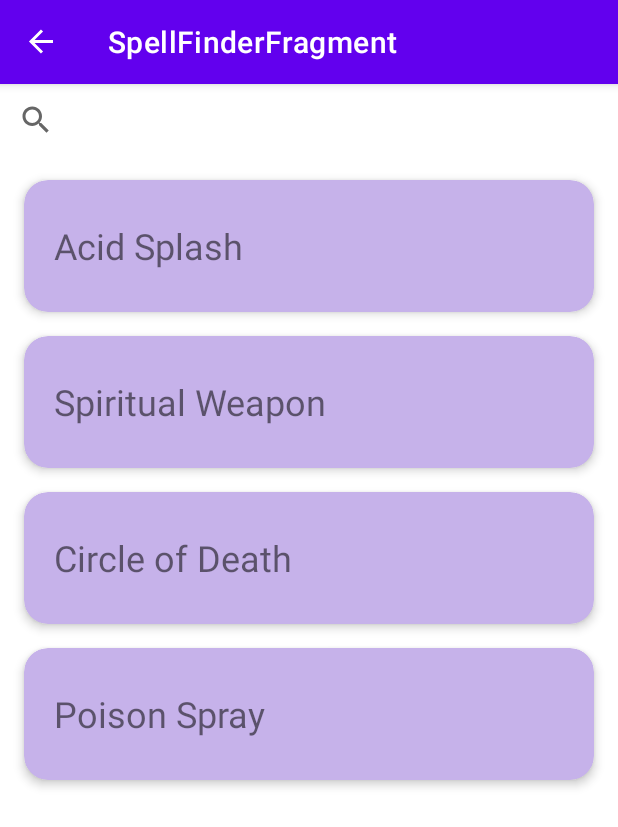
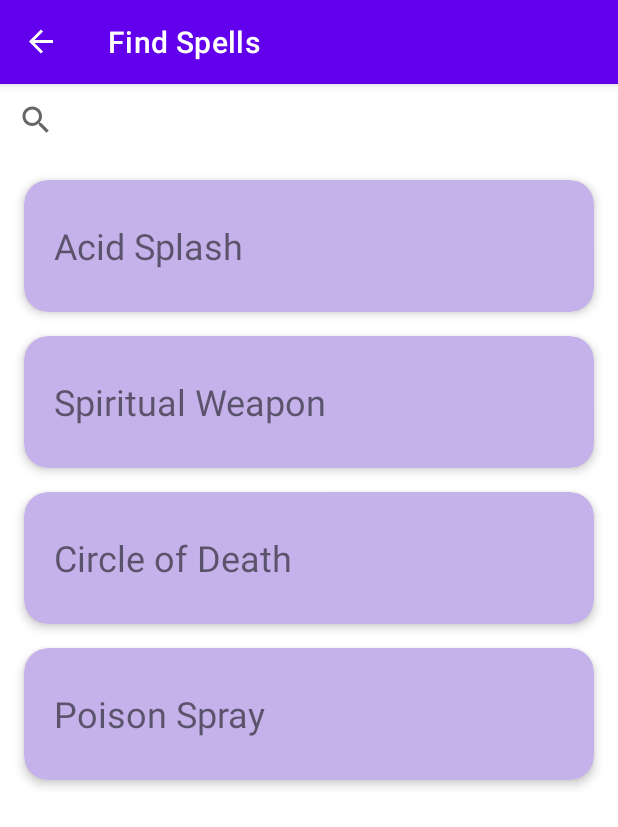
Before and after one commit to RoySuttieKLM/DnDWiki, an Android app: the screen it shows after launch (MainActivity), after a tap on an icon or button, on a phone screen of 412 x 824 dp. Shown: the top 827 px of the screen. Run offline under Robolectric (Android 15) with nearby library versions, the phone set to English and light mode, and no system bars; our stand-ins replace data binding, navigation-ui; Roboto replaces fonts that are not available here.

```diff
--- a/app/src/main/res/navigation/nav_graph.xml
+++ b/app/src/main/res/navigation/nav_graph.xml
@@ -7,7 +7,7 @@
     <fragment
         android:id="@+id/homeFragment"
         android:name="com.example.dndwiki.home.HomeFragment"
-        android:label="HomeFragment" >
+        android:label="Home" >
         <action
             android:id="@+id/action_homeFragment_to_spellFinderFragment"
             app:destination="@id/spellFinderFragment" />
@@ -15,7 +15,7 @@
     <fragment
         android:id="@+id/spellFinderFragment"
         android:name="com.example.dndwiki.spellFinder.SpellFinderFragment"
-        android:label="SpellFinderFragment" >
+        android:label="Find Spells" >
         <action
             android:id="@+id/action_spellFinderFragment_to_spellDetailFragment"
             app:destination="@id/spellDetailFragment" />
@@ -23,5 +23,5 @@
     <fragment
         android:id="@+id/spellDetailFragment"
         android:name="com.example.dndwiki.spellDetail.SpellDetailFragment"
-        android:label="SpellDetailFragment" />
+        android:label="Details" />
 </navigation>
```
